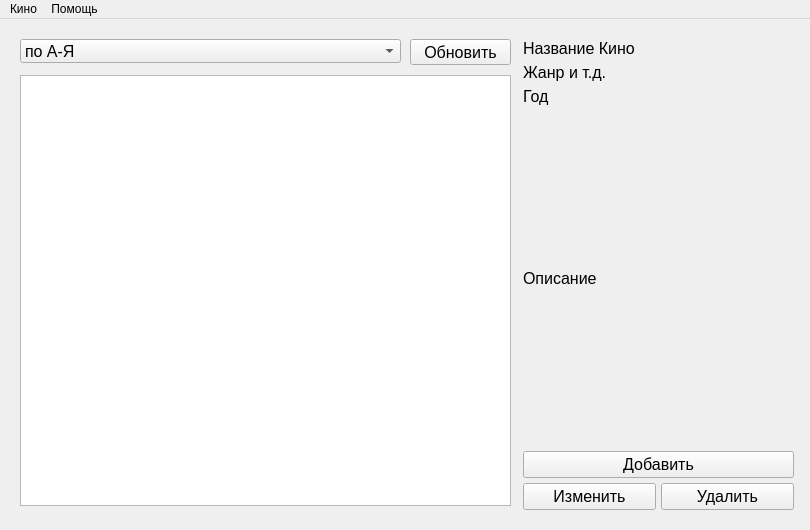
Above: cinema-library/designMain.ui from keyfawn/cinema-library before the change. Below: the same form after it.
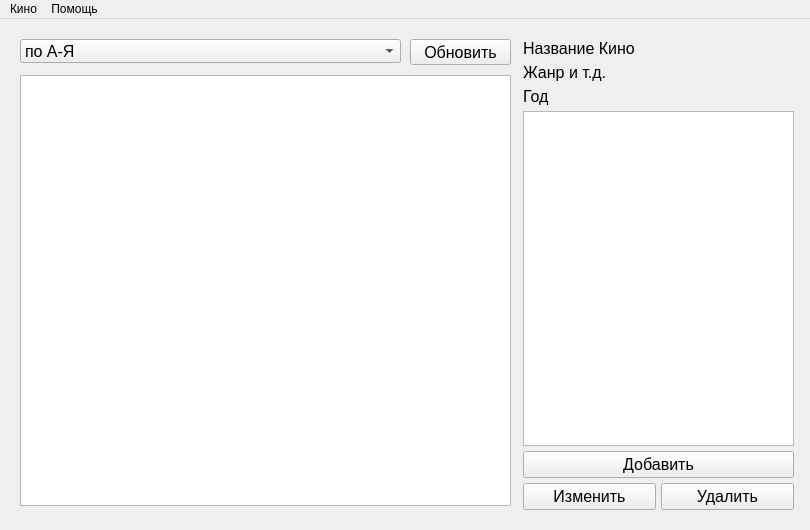
That is the form after the change.

Diff of the .ui file:
```diff
--- a/cinema-library/designMain.ui
+++ b/cinema-library/designMain.ui
@@ -133,7 +133,7 @@
       <string>Обновить</string>
      </property>
     </widget>
-    <widget class="QWidget" name="">
+    <widget class="QWidget" name="layoutWidget">
      <property name="geometry">
       <rect>
        <x>513</x>
@@ -204,26 +204,7 @@
        </widget>
       </item>
       <item>
-       <widget class="QLabel" name="description">
-        <property name="enabled">
-         <bool>true</bool>
-        </property>
-        <property name="sizePolicy">
-         <sizepolicy hsizetype="Preferred" vsizetype="Expanding">
-          <horstretch>0</horstretch>
-          <verstretch>0</verstretch>
-         </sizepolicy>
-        </property>
-        <property name="font">
-         <font>
-          <family>Arial</family>
-          <pointsize>12</pointsize>
-         </font>
-        </property>
-        <property name="text">
-         <string>Описание</string>
-        </property>
-       </widget>
+       <widget class="QPlainTextEdit" name="description"/>
       </item>
       <item>
        <widget class="QPushButton" name="button_create">
```
